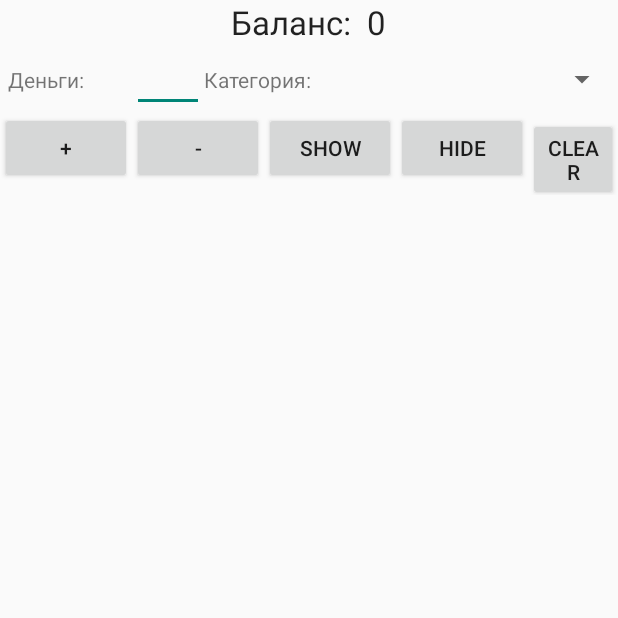
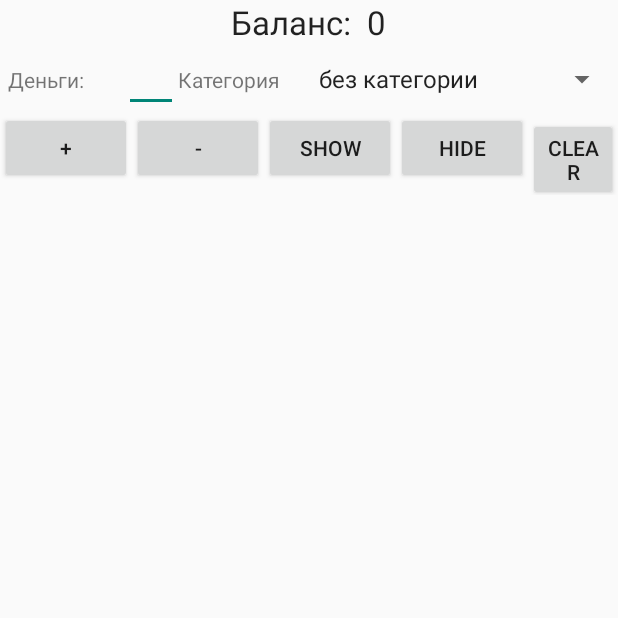
Before and after one commit to javam/git_learn, an Android app: the screen it shows after launch (MainActivity), on a phone screen of 412 x 824 dp, the top half of it. Run offline under Robolectric (Android 15) with nearby library versions, the phone set to English and light mode, and no system bars.

Commit message:
second commit

```diff
--- a/app/src/main/java/parivar/accounting/MainActivity.java
+++ b/app/src/main/java/parivar/accounting/MainActivity.java
@@ -1,5 +1,4 @@
 package parivar.accounting;
-
 
 import android.app.Activity;
 import android.content.Context;
@@ -19,7 +18,6 @@ import android.widget.EditText;
 import android.widget.LinearLayout;
 import android.widget.Spinner;
 import android.widget.TextView;
-import android.widget.Toast;
 
 import java.text.SimpleDateFormat;
 import java.util.Date;
@@ -40,6 +38,8 @@ public class MainActivity extends Activity implements OnClickListener {
     Spinner spinner;
 
     DB db;
+
+    String[] dataSpinner;
 
     @Override
     public void onCreate(Bundle savedInstanceState) {
@@ -69,49 +69,51 @@ public class MainActivity extends Activity implements OnClickListener {
 
         linLayout = (LinearLayout) findViewById(R.id.linLayout);
 
-        // create object of class db
         db = new DB(this);
         db.open();
 
-
         readValues();
 
+        makeSpinner();
+    }
 
-//        ---------------------------
+    private void makeSpinner() {
 
-        String[] dataSpinner = {"","food", "transport", "fun"};
-        // адаптер
+        // localisation
+        dataSpinner = new String[6];
+        dataSpinner[0] = getString(R.string.categoty_food);
+        dataSpinner[1] = getString(R.string.categoty_flat);
+        dataSpinner[2] = getString(R.string.categoty_transport);
+        dataSpinner[3] = getString(R.string.categoty_fun);
+        dataSpinner[4] = getString(R.string.categoty_clothes);
+        dataSpinner[5] = getString(R.string.categoty_whithout);
+
         ArrayAdapter<String> adapter = new ArrayAdapter<String>(this, android.R.layout.simple_spinner_item, dataSpinner);
         adapter.setDropDownViewResource(android.R.layout.simple_spinner_dropdown_item);
 
         spinner.setAdapter(adapter);
         // заголовок
-        spinner.setPrompt("Категория");
+        spinner.setPrompt(getString(R.string.v_category));
         // выделяем элемент
-        spinner.setSelection(0);
+        spinner.setSelection(5);
         // устанавливаем обработчик нажатия
         spinner.setOnItemSelectedListener(new AdapterView.OnItemSelectedListener() {
             @Override
-            public void onItemSelected(AdapterView<?> parent, View view,
-                                       int position, long id) {
-                // показываем позиция нажатого элемента
-                Toast.makeText(getBaseContext(), "Position = " + position, Toast.LENGTH_SHORT).show();
+            public void onItemSelected(AdapterView<?> parent, View view, int position, long id) {
                 switch (position) {
-                    case 0: category = "без категории"; break;
-                    case 1: category = "food"; break;
-                    case 2: category = "transport"; break;
-                    case 3: category = "fun"; break;
+                    case 0: category = dataSpinner[0]; break;
+                    case 1: category = dataSpinner[1]; break;
+                    case 2: category = dataSpinner[2]; break;
+                    case 3: category = dataSpinner[3]; break;
+                    case 4: category = dataSpinner[4]; break;
+                    case 5: category = dataSpinner[5]; break;
                 }
             }
             @Override
             public void onNothingSelected(AdapterView<?> arg0) {
             }
         });
-
     }
-
-//TODO Create listview of table
-
 
     @Override
     public void onClick(View v) {
@@ -206,7 +208,7 @@ public class MainActivity extends Activity implements OnClickListener {
         int sum = db.getSum(cursor1) - db.getSum(cursor2);
 
         tvSum.setText("" + sum);
-
+//TODO понять в каком месте правильно будет закрывать подключение
 //        db.close();
     }
 
--- a/app/src/main/res/layout/main.xml
+++ b/app/src/main/res/layout/main.xml
@@ -56,7 +56,7 @@
     <TextView
         android:layout_width="wrap_content"
         android:layout_height="wrap_content"
-        android:text="Категория: "
+        android:text="@string/v_category"
         android:id="@+id/textView3"
         android:layout_weight="0.5" />
 
--- a/app/src/main/res/values/strings.xml
+++ b/app/src/main/res/values/strings.xml
@@ -1,5 +1,14 @@
 <resources>
     <string name="app_name">"Accounting "</string>
     <string name="v_money">"Деньги: "</string>
+    <string name="v_category">"Категория"</string>
+    <string name="v_add">"Доход: "</string>
+    <string name="v_sub">"Расход: "</string>
+    <string name="categoty_food">"Еда"</string>
+    <string name="categoty_flat">"За квартиру"</string>
+    <string name="categoty_transport">"Транспорт"</string>
+    <string name="categoty_fun">"Развлечения"</string>
+    <string name="categoty_clothes">"Одежда"</string>
+    <string name="categoty_whithout">"без категории"</string>
     <string name="action_settings">Settings</string>
 </resources>
```
